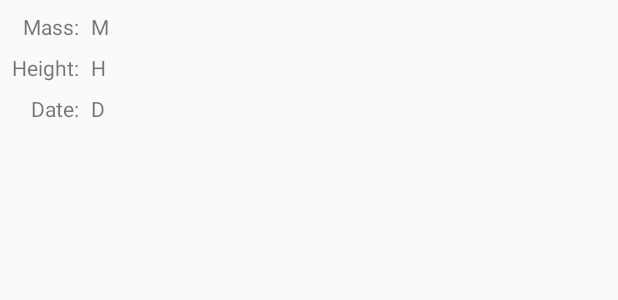
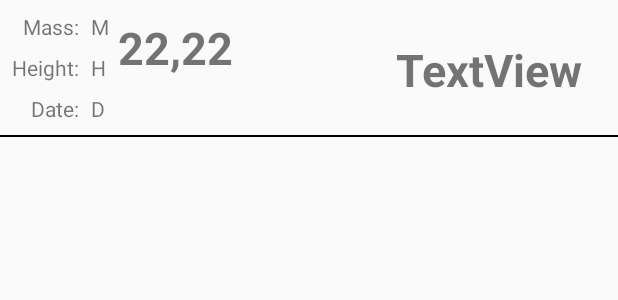
Before and after one commit to olbinski/BMI, an Android app: the layout history_element.xml on its own in the app's theme, with its tools: preview values and no code run, on a phone screen of 412 x 824 dp. Shown: the top 300 px of the screen. Run offline under Robolectric (Android 15) with nearby library versions, the phone set to English and light mode, and no system bars.

Commit message:
history pretty good history view

```diff
--- a/app/src/main/AndroidManifest.xml
+++ b/app/src/main/AndroidManifest.xml
@@ -1,6 +1,6 @@
 <?xml version="1.0" encoding="utf-8"?>
 <manifest xmlns:android="http://schemas.android.com/apk/res/android"
-          package="olb.dawid.bmi">
+          xmlns:tools="http://schemas.android.com/tools" package="olb.dawid.bmi">
 
     <application
             android:allowBackup="true"
@@ -8,7 +8,7 @@
             android:label="@string/app_name"
             android:roundIcon="@mipmap/ic_launcher_round"
             android:supportsRtl="true"
-            android:theme="@style/AppTheme">
+            android:theme="@style/AppTheme" tools:ignore="GoogleAppIndexingWarning">
         <activity
                 android:name=".MainActivity"
                 android:theme="@style/AppTheme.NoActionBar">
@@ -18,7 +18,7 @@
                 <category android:name="android.intent.category.LAUNCHER"/>
             </intent-filter>
         </activity>
-        <activity android:name=".AboutMe" android:label="About" android:screenOrientation="portrait" />
+        <activity android:name=".AboutMe" android:label="About" android:screenOrientation="portrait"/>
         <activity android:name=".Info" android:label="Info" android:screenOrientation="portrait"/>
         <activity android:name=".HistoryActivity" android:label="History" android:screenOrientation="portrait"/>
     </application>
--- a/app/src/main/java/olb/dawid/bmi/MainActivity.kt
+++ b/app/src/main/java/olb/dawid/bmi/MainActivity.kt
@@ -122,7 +122,9 @@ class MainActivity : AppCompatActivity() {
                 val historyString = Gson().toJson(historyList)
                 intent.putExtra("history_set", historyString)
                 startActivity(intent)
-
+            }
+            R.id.history_clear -> {
+                historyList.clear()
             }
         }
         return super.onOptionsItemSelected(item)
--- a/app/src/main/java/olb/dawid/bmi/MyAdapter.kt
+++ b/app/src/main/java/olb/dawid/bmi/MyAdapter.kt
@@ -19,6 +19,8 @@ class MyAdapter(private val myDataset: MutableList<HistoryElement>) : RecyclerVi
         val mass: TextView = itemView.findViewById(R.id.h_element_mass)
         val height: TextView = itemView.findViewById(R.id.h_element_height)
         val data: TextView = itemView.findViewById(R.id.h_element_date)
+        val bmiText: TextView = itemView.findViewById(R.id.h_element_text)
+        val bmiResult: TextView = itemView.findViewById(R.id.h_element_result)
 
     }
 
@@ -42,6 +44,10 @@ class MyAdapter(private val myDataset: MutableList<HistoryElement>) : RecyclerVi
         holder.mass.text = element.mass.toString()
         holder.height.text = element.height.toString()
         holder.data.text = SimpleDateFormat("dd.MM.yy  HH:mm", Locale.getDefault()).format(element.date)
+        holder.bmiText.setTextColor(element.color)
+        holder.bmiResult.setTextColor(element.color)
+        holder.bmiText.text = element.text
+        holder.bmiResult.text = "%.2f".format(element.bmiCount)
     }
 
     // Return the size of your dataset (invoked by the layout manager)
--- a/app/src/main/res/layout/history_element.xml
+++ b/app/src/main/res/layout/history_element.xml
@@ -4,6 +4,7 @@
                                              xmlns:tools="http://schemas.android.com/tools"
                                              android:layout_width="match_parent"
                                              android:layout_height="wrap_content">
+
 
     <TextView
             android:text="M"
@@ -48,9 +49,29 @@
             app:layout_constraintTop_toBottomOf="@+id/textView4"
             app:layout_constraintEnd_toEndOf="@+id/textView4"
     />
-    <android.support.constraint.Barrier android:layout_width="wrap_content" android:layout_height="wrap_content"
-                                        android:id="@+id/barrier" app:barrierDirection="top"/>
-    <android.support.constraint.Barrier android:layout_width="wrap_content" android:layout_height="wrap_content"
-                                        android:id="@+id/barrier2" app:barrierDirection="top"
-                                        tools:layout_editor_absoluteY="81dp"/>
+    <View
+            android:layout_width="fill_parent"
+            android:layout_height="1dp"
+            android:background="#000"
+            app:layout_constraintTop_toBottomOf="@+id/h_element_date" android:layout_marginTop="8dp"/>
+    <TextView
+            android:text="TextView"
+            android:layout_width="223dp"
+            android:layout_height="wrap_content"
+            android:id="@+id/h_element_text" android:layout_marginTop="8dp"
+            app:layout_constraintTop_toTopOf="parent" android:layout_marginBottom="8dp"
+            app:layout_constraintBottom_toBottomOf="parent" app:layout_constraintEnd_toEndOf="parent"
+            android:layout_marginEnd="24dp" app:layout_constraintStart_toEndOf="@+id/h_element_height"
+            android:layout_marginStart="8dp" android:textSize="30sp" app:layout_constraintHorizontal_bias="1.0"
+            app:layout_constraintVertical_bias="0.52" android:textAlignment="textEnd" android:textStyle="bold"/>
+    <TextView
+            android:text="22,22"
+            android:layout_width="wrap_content"
+            android:layout_height="wrap_content"
+            android:id="@+id/h_element_result" android:layout_marginTop="8dp"
+            app:layout_constraintTop_toTopOf="parent"
+            android:textSize="30sp" android:layout_marginBottom="8dp"
+            app:layout_constraintBottom_toTopOf="@+id/h_element_date" android:textStyle="bold"
+            app:layout_constraintStart_toEndOf="@+id/h_element_height" android:layout_marginStart="8dp"/>
+
 </android.support.constraint.ConstraintLayout>
--- a/app/src/main/res/layout/history_layout.xml
+++ b/app/src/main/res/layout/history_layout.xml
@@ -1,6 +1,8 @@
 <?xml version="1.0" encoding="utf-8"?>
 <android.support.v7.widget.RecyclerView xmlns:android="http://schemas.android.com/apk/res/android"
                                         android:layout_width="match_parent"
-                                        android:layout_height="match_parent" android:id="@+id/history_layout">
+                                        android:layout_height="match_parent"
+                                        xmlns:tools="http://schemas.android.com/tools" android:id="@+id/history_layout">
+
 
 </android.support.v7.widget.RecyclerView>
--- a/app/src/main/res/menu/menu.xml
+++ b/app/src/main/res/menu/menu.xml
@@ -8,6 +8,7 @@
 
     <item android:title="@string/history" android:id="@+id/history_menu"/>
 
+    <item android:title="@string/clear_history" android:id="@+id/history_clear"/>
     <item
             android:id="@+id/about_menu"
             android:title="@string/about"
--- a/app/src/main/res/values/strings.xml
+++ b/app/src/main/res/values/strings.xml
@@ -32,6 +32,7 @@
     <string name="saved_result_key">saved_result</string>
     <string name="count_button_text">Count BMI</string>
     <string name="history">History</string>
+    <string name="clear_history">Clear History</string>
 
 
 </resources>
```
Also changed, not shown: app/src/main/java/olb/dawid/bmi/HistoryActivity.kt (+6 -6 lines).
